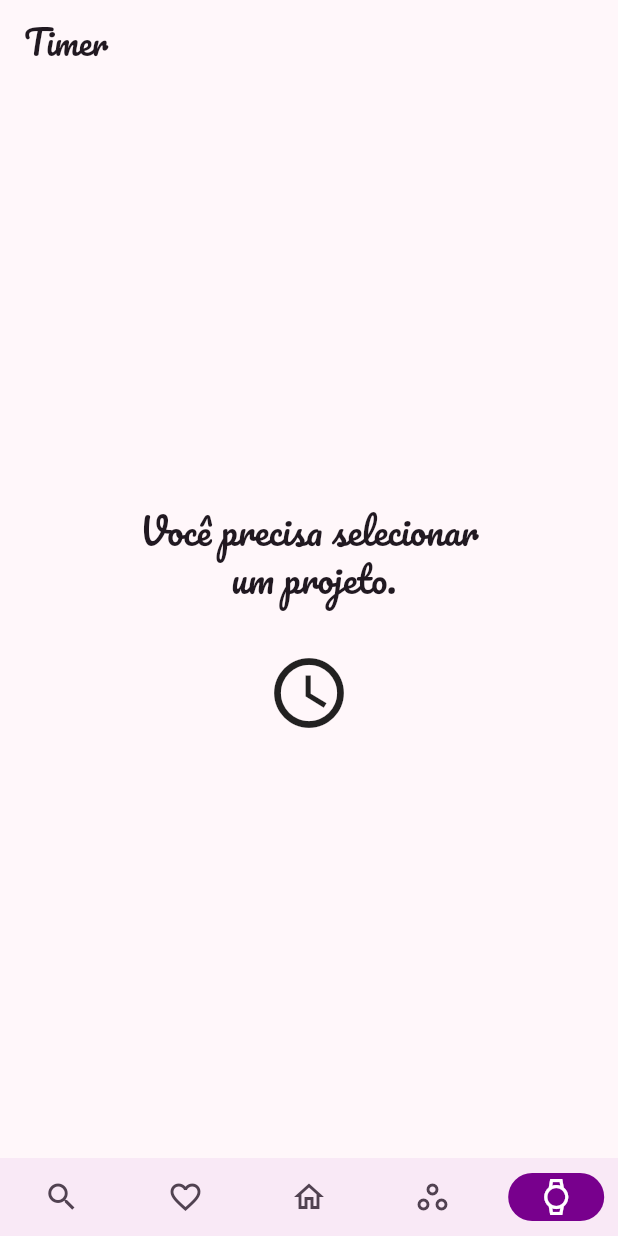
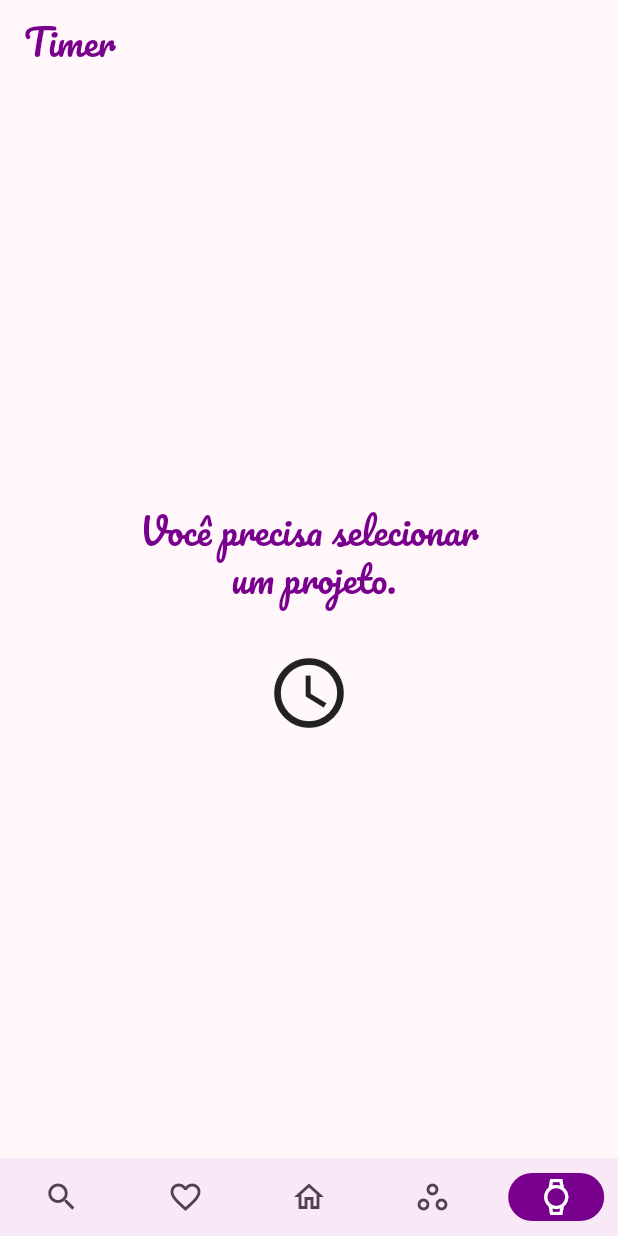
Before and after one commit to saycass/crochetime, a Flutter app: the screen it shows after launch, item 5 of the bottom bar chosen, on a phone screen of 412 x 824 dp. Run offline on Flutter 3.47's test engine with Material 3 defaults, Android fonts, the phone set to English and light mode, and no system bars; our stand-ins replace go_router, google_fonts; network calls fail.

Commit message:
Update the color theme of the text.

```diff
--- a/lib/ui/core/themes/theme.dart
+++ b/lib/ui/core/themes/theme.dart
@@ -119,17 +119,31 @@ class MaterialTheme {
         useMaterial3: true,
         brightness: colorScheme.brightness,
         colorScheme: colorScheme,
-      textTheme: textTheme.apply(
-        bodyColor: colorScheme.onSurface,
-        displayColor: colorScheme.onSurface,
+        textTheme: textTheme.copyWith(
+            bodySmall: textTheme.bodySmall?.copyWith(
+              color: colorScheme.onTertiaryContainer,
             ),
+            displaySmall: textTheme.displaySmall?.copyWith(
+              color: colorScheme.primary,
+            ),
+            headlineSmall: textTheme.headlineSmall?.copyWith(
+              color: colorScheme.primary,
+            ),
+            titleMedium: textTheme.titleMedium?.copyWith(
+              color: colorScheme.primary,
+            ),
+            titleLarge: textTheme.titleLarge?.copyWith(
+              color: colorScheme.primary,
+            )),
         scaffoldBackgroundColor: colorScheme.surface,
         canvasColor: colorScheme.surface,
         appBarTheme: AppBarTheme(
             backgroundColor: colorScheme.surface,
             foregroundColor: colorScheme.onSurface,
             surfaceTintColor: colorScheme.surfaceTint,
-      ),
+            titleTextStyle: textTheme.headlineSmall?.copyWith(
+              color: colorScheme.primary,
+            ),),
         inputDecorationTheme: InputDecorationTheme(
           border: OutlineInputBorder(
             borderRadius: Dimension.small.circularBorder,
@@ -137,7 +151,10 @@ class MaterialTheme {
           ),
           filled: true,
         ),
-    );
+        iconButtonTheme: IconButtonThemeData(
+            style: ButtonStyle(
+          foregroundColor: WidgetStateProperty.all<Color>(colorScheme.primary),
+        ),),);
   }
 }
 
--- a/lib/ui/home/home_view.dart
+++ b/lib/ui/home/home_view.dart
@@ -27,7 +27,7 @@ class HomeView extends StatelessWidget {
             children: [
               Text(
                 'Olá, SayCass!',
-                style: context.textTheme.displayMedium,
+                style: context.textTheme.displaySmall,
               ),
               Dimension.medium.vertical,
               const Note(
--- a/lib/ui/home/widgets/note.dart
+++ b/lib/ui/home/widgets/note.dart
@@ -32,7 +32,7 @@ class Note extends StatelessWidget {
           Flexible(
             child: Text(
               text,
-              style: context.textTheme.labelLarge!,
+              style: context.textTheme.bodySmall!,
             ),
           ),
         ],
--- a/lib/ui/home/widgets/titled_horizontal_list.dart
+++ b/lib/ui/home/widgets/titled_horizontal_list.dart
@@ -33,7 +33,7 @@ class TitledHorizontalList extends StatelessWidget {
                 children: [
                   Text(
                     title,
-                    style: context.textTheme.headlineMedium!,
+                    style: context.textTheme.headlineSmall!,
                   ),
                   const Icon(Icons.arrow_forward_ios_rounded),
                 ],
@@ -41,13 +41,13 @@ class TitledHorizontalList extends StatelessWidget {
             ),
             Dimension.medium.vertical,
             SizedBox(
-              height: 200,
+              height: 180,
               child: ListView.builder(
                 scrollDirection: Axis.horizontal,
                 itemCount: items.length,
                 itemBuilder: (context, index) {
                   return Container(
-                    width: 200,
+                    width: 180,
                     margin: Dimension.smaller.horizontalPadding,
                     decoration: BoxDecoration(
                       borderRadius: Dimension.small.circularBorder,
```
Also changed, not shown: 1 other file. Lines whose indentation alone changed are shown as unchanged.
